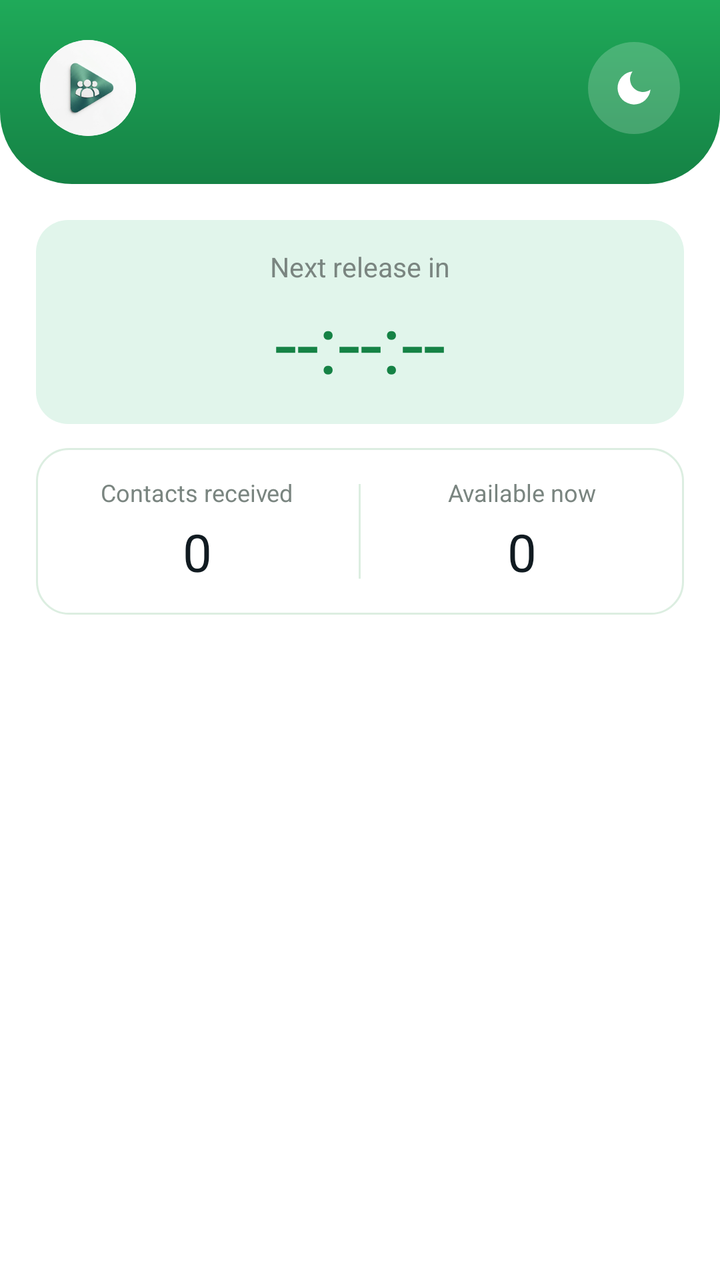
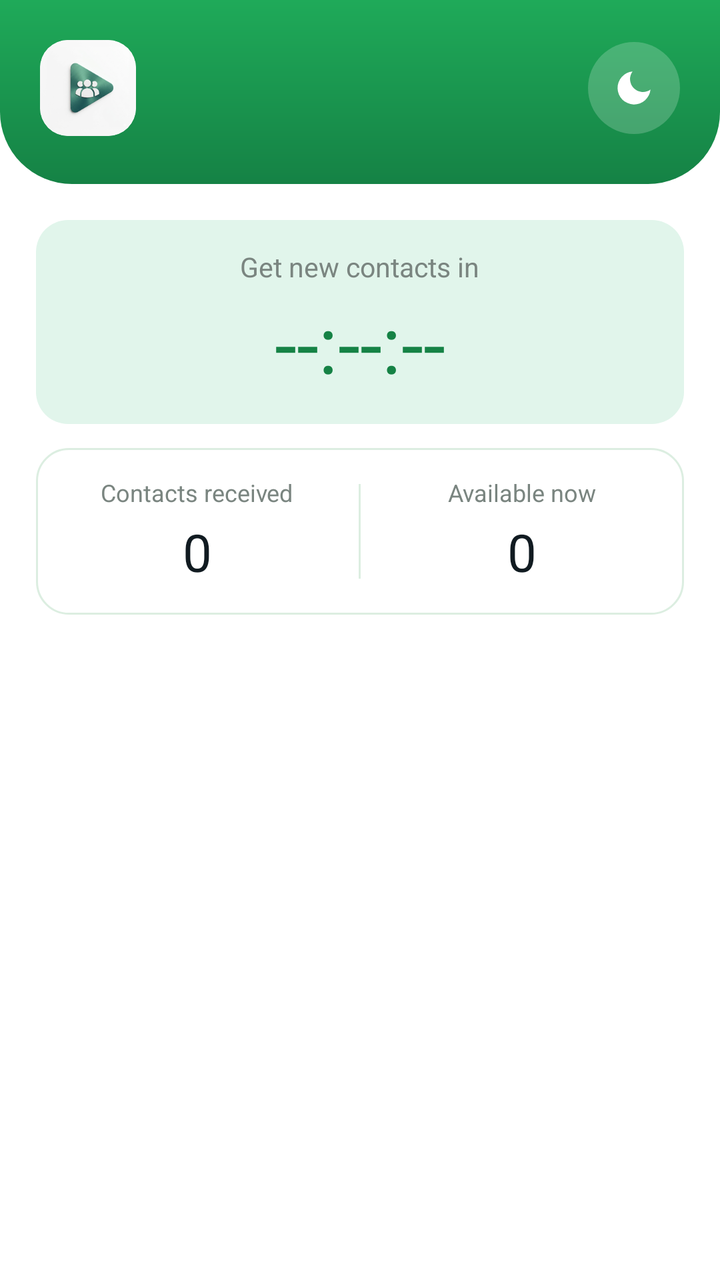

Compare the two renders of this Android layout. The source of the first and the diff that turns it into the second are given below.
<!-- AndroidManifest.xml: application theme Theme.ViewGrow.Starting -->
<!-- res/layout/fragment_home.xml -->
<?xml version="1.0" encoding="utf-8"?>
<LinearLayout xmlns:android="http://schemas.android.com/apk/res/android"
    android:layout_width="match_parent"
    android:layout_height="match_parent"
    android:background="@color/surface"
    android:orientation="vertical">

    <include layout="@layout/part_header_user" />

    <ScrollView
        android:layout_width="match_parent"
        android:layout_height="0dp"
        android:layout_weight="1"
        android:clipToPadding="false"
        android:paddingBottom="90dp"
        android:scrollbars="none">
        <LinearLayout
            android:layout_width="match_parent"
            android:layout_height="wrap_content"
            android:orientation="vertical"
            android:padding="18dp">

            
            <LinearLayout
                android:layout_width="match_parent"
                android:layout_height="wrap_content"
                android:background="@drawable/bg_countdown"
                android:gravity="center_horizontal"
                android:orientation="vertical"
                android:paddingTop="14dp"
                android:paddingBottom="14dp">
                <TextView
                    android:layout_width="wrap_content"
                    android:layout_height="wrap_content"
                    android:text="Next release in"
                    android:textColor="@color/text2"
                    android:textSize="13.5sp" />
                <TextView
                    android:id="@+id/timer"
                    android:layout_width="wrap_content"
                    android:layout_height="wrap_content"
                    android:layout_marginTop="2dp"
                    android:tag="extrabold"
                    android:text="--:--:--"
                    android:textColor="@color/green_text"
                    android:textSize="40sp" />
            </LinearLayout>

            
            <LinearLayout
                android:layout_width="match_parent"
                android:layout_height="wrap_content"
                android:layout_marginTop="12dp"
                android:background="@drawable/bg_card"
                android:orientation="horizontal"
                android:paddingTop="14dp"
                android:paddingBottom="14dp">
                <LinearLayout
                    android:layout_width="0dp"
                    android:layout_height="wrap_content"
                    android:layout_weight="1"
                    android:gravity="center_horizontal"
                    android:orientation="vertical">
                    <TextView
                        android:layout_width="wrap_content"
                        android:layout_height="wrap_content"
                        android:text="Contacts received"
                        android:textColor="@color/text2"
                        android:textSize="12sp" />
                    <TextView
                        android:id="@+id/stat_received"
                        android:layout_width="wrap_content"
                        android:layout_height="wrap_content"
                        android:layout_marginTop="4dp"
                        android:tag="bold"
                        android:text="0"
                        android:textColor="@color/dark"
                        android:textSize="26sp" />
                </LinearLayout>
                <View
                    android:layout_width="1dp"
                    android:layout_height="match_parent"
                    android:layout_marginTop="4dp"
                    android:layout_marginBottom="4dp"
                    android:background="@color/border" />
                <LinearLayout
                    android:layout_width="0dp"
                    android:layout_height="wrap_content"
                    android:layout_weight="1"
                    android:gravity="center_horizontal"
                    android:orientation="vertical">
                    <TextView
                        android:layout_width="wrap_content"
                        android:layout_height="wrap_content"
                        android:text="Available now"
                        android:textColor="@color/text2"
                        android:textSize="12sp" />
                    <TextView
                        android:id="@+id/stat_available"
                        android:layout_width="wrap_content"
                        android:layout_height="wrap_content"
                        android:layout_marginTop="4dp"
                        android:tag="bold"
                        android:text="0"
                        android:textColor="@color/dark"
                        android:textSize="26sp" />
                </LinearLayout>
            </LinearLayout>

            
            <LinearLayout
                android:id="@+id/body"
                android:layout_width="match_parent"
                android:layout_height="wrap_content"
                android:orientation="vertical" />
        </LinearLayout>
    </ScrollView>
</LinearLayout>
<!-- res/layout/part_header_user.xml (included above) -->
<?xml version="1.0" encoding="utf-8"?>
<LinearLayout xmlns:android="http://schemas.android.com/apk/res/android"
    android:id="@+id/hero"
    android:layout_width="match_parent"
    android:layout_height="wrap_content"
    android:background="@drawable/bg_hero"
    android:gravity="center_vertical"
    android:orientation="horizontal"
    android:paddingStart="20dp"
    android:paddingTop="20dp"
    android:paddingEnd="20dp"
    android:paddingBottom="24dp">

    <ImageView
        android:id="@+id/avatar"
        android:layout_width="48dp"
        android:layout_height="48dp"
        android:background="@drawable/bg_white_circle"
        android:clipToOutline="true"
        android:contentDescription="ViewGrow"
        android:scaleType="centerCrop"
        android:src="@drawable/viewgrow_logo" />

    <LinearLayout
        android:layout_width="0dp"
        android:layout_height="wrap_content"
        android:layout_marginStart="12dp"
        android:layout_weight="1"
        android:orientation="vertical">
        <LinearLayout
            android:layout_width="wrap_content"
            android:layout_height="wrap_content"
            android:gravity="center_vertical"
            android:orientation="horizontal">
            <TextView
                android:id="@+id/user_name"
                android:layout_width="wrap_content"
                android:layout_height="wrap_content"
                android:ellipsize="end"
                android:maxLines="1"
                android:tag="bold"
                android:textColor="@color/white"
                android:textSize="18sp" />
            <TextView
                android:id="@+id/badge"
                android:layout_width="wrap_content"
                android:layout_height="wrap_content"
                android:layout_marginStart="8dp"
                android:background="@drawable/bg_hero_chip"
                android:paddingStart="8dp"
                android:paddingTop="3dp"
                android:paddingEnd="8dp"
                android:paddingBottom="3dp"
                android:tag="semibold"
                android:textColor="@color/white"
                android:textSize="10sp"
                android:visibility="gone" />
        </LinearLayout>
        <TextView
            android:id="@+id/user_phone"
            android:layout_width="wrap_content"
            android:layout_height="wrap_content"
            android:layout_marginTop="2dp"
            android:textColor="@color/white_soft"
            android:textSize="12.5sp" />
    </LinearLayout>

    <ImageView
        android:id="@+id/theme_btn"
        android:layout_width="46dp"
        android:layout_height="46dp"
        android:layout_marginStart="10dp"
        android:background="@drawable/bg_icon_circle"
        android:contentDescription="Switch between light and dark"
        android:padding="12dp"
        android:src="@drawable/ic_moon" />
</LinearLayout>
<!-- resources referenced by this layout -->
<resources>
  <color name="border">#DCEEE1</color>
  <color name="dark">#111B21</color>
  <color name="green_text">#158245</color>
  <color name="surface">#FFFFFF</color>
  <color name="text2">#7A8580</color>
  <color name="white">#FFFFFF</color>
  <color name="white_soft">#D9FFFFFF</color>
  <!-- drawable bg_card (drawable) -->
  <?xml version="1.0" encoding="utf-8"?>
  <shape xmlns:android="http://schemas.android.com/apk/res/android" android:shape="rectangle">
      <solid android:color="@color/surface" />
      <stroke android:width="1dp" android:color="@color/border" />
      <corners android:radius="16dp" />
  </shape>
  <!-- drawable bg_countdown (drawable) -->
  <?xml version="1.0" encoding="utf-8"?>
  <shape xmlns:android="http://schemas.android.com/apk/res/android" android:shape="rectangle">
      <solid android:color="@color/tint" />
  
      <corners android:radius="16dp" />
  </shape>
  <!-- drawable bg_hero (drawable) -->
  <?xml version="1.0" encoding="utf-8"?>
  <shape xmlns:android="http://schemas.android.com/apk/res/android" android:shape="rectangle">
      <gradient android:angle="270" android:startColor="@color/green" android:endColor="@color/green_dark" />
      <corners android:bottomLeftRadius="36dp" android:bottomRightRadius="36dp" />
  </shape>
  <!-- drawable bg_hero_chip (drawable) -->
  <?xml version="1.0" encoding="utf-8"?>
  <shape xmlns:android="http://schemas.android.com/apk/res/android" android:shape="rectangle">
      <solid android:color="#33FFFFFF" />
      <corners android:radius="100dp" />
  </shape>
  <!-- drawable bg_icon_circle (drawable) -->
  <?xml version="1.0" encoding="utf-8"?>
  <shape xmlns:android="http://schemas.android.com/apk/res/android"
      android:shape="oval">
      <solid android:color="#33FFFFFF" />
  </shape>
  <!-- drawable bg_white_circle (drawable) -->
  <?xml version="1.0" encoding="utf-8"?>
  <shape xmlns:android="http://schemas.android.com/apk/res/android" android:shape="oval">
      <solid android:color="@color/white" />
  </shape>
  <!-- drawable ic_moon (drawable) -->
  <?xml version="1.0" encoding="utf-8"?>
  <vector xmlns:android="http://schemas.android.com/apk/res/android"
      android:width="24dp" android:height="24dp"
      android:viewportWidth="24" android:viewportHeight="24">
      <path android:fillColor="#FFFFFF" android:pathData="M21,12.79A9,9 0 1,1 11.21,3A7,7 0 0,0 21,12.79z" />
  </vector>
  <!-- drawable viewgrow_logo: png bitmap (drawable-nodpi, 21776 bytes) -->
  <style name="Theme.ViewGrow.Starting" parent="Theme.SplashScreen">
          <item name="windowSplashScreenBackground">@color/splash_bg</item>
          <item name="windowSplashScreenAnimatedIcon">@drawable/splash_icon</item>
          <item name="postSplashScreenTheme">@style/Theme.ViewGrow</item>
      </style>
  <color name="tint">#E1F5EB</color>
  <color name="green">#1FAA59</color>
  <color name="green_dark">#158245</color>
  <color name="splash_bg">#F6F6F6</color>
  <!-- drawable splash_icon: png bitmap (drawable-nodpi, 113375 bytes) -->
  <style name="Theme.ViewGrow" parent="Theme.MaterialComponents.DayNight.NoActionBar">
          <item name="colorPrimary">@color/green</item>
          <item name="colorSurface">@color/surface</item>
          <item name="colorOnSurface">@color/dark</item>
          <item name="colorPrimaryVariant">@color/green_dark</item>
          <item name="colorOnPrimary">@color/white</item>
          <item name="colorSecondary">@color/green</item>
          <item name="colorControlActivated">@color/green</item>
          <item name="android:windowBackground">@color/surface</item>
          <item name="android:statusBarColor">@android:color/transparent</item>
          <item name="android:navigationBarColor">@color/surface</item>
          <item name="android:windowLightStatusBar">false</item>
      </style>
</resources>

<!-- the commit's change to res/layout/fragment_home.xml (unified diff, before → after) -->
@@ -22,6 +22,14 @@
 
             
             <LinearLayout
+                android:id="@+id/top_slot"
+                android:layout_width="match_parent"
+                android:layout_height="wrap_content"
+                android:orientation="vertical" />
+
+            
+            <LinearLayout
+                android:id="@+id/countdown"
                 android:layout_width="match_parent"
                 android:layout_height="wrap_content"
                 android:background="@drawable/bg_countdown"
@@ -32,7 +40,7 @@
                 <TextView
                     android:layout_width="wrap_content"
                     android:layout_height="wrap_content"
-                    android:text="Next release in"
+                    android:text="Get new contacts in"
                     android:textColor="@color/text2"
                     android:textSize="13.5sp" />
                 <TextView
@@ -134,7 +142,7 @@
         android:id="@+id/avatar"
         android:layout_width="48dp"
         android:layout_height="48dp"
-        android:background="@drawable/bg_white_circle"
+        android:background="@drawable/bg_logo_clip"
         android:clipToOutline="true"
         android:contentDescription="ViewGrow"
         android:scaleType="centerCrop"
@@ -146,42 +154,46 @@
         android:layout_marginStart="12dp"
         android:layout_weight="1"
         android:orientation="vertical">
+        <TextView
+            android:id="@+id/user_name"
+            android:layout_width="wrap_content"
+            android:layout_height="wrap_content"
+            android:ellipsize="end"
+            android:maxLines="1"
+            android:tag="bold"
+            android:textColor="@color/white"
+            android:textSize="18sp" />
+        
         <LinearLayout
             android:layout_width="wrap_content"
             android:layout_height="wrap_content"
+            android:layout_marginTop="4dp"
             android:gravity="center_vertical"
             android:orientation="horizontal">
             <TextView
-                android:id="@+id/user_name"
+                android:id="@+id/user_phone"
                 android:layout_width="wrap_content"
                 android:layout_height="wrap_content"
-                android:ellipsize="end"
-                android:maxLines="1"
-                android:tag="bold"
-                android:textColor="@color/white"
-                android:textSize="18sp" />
+                android:textColor="@color/white_soft"
+                android:textSize="12.5sp" />
             <TextView
                 android:id="@+id/badge"
                 android:layout_width="wrap_content"
                 android:layout_height="wrap_content"
                 android:layout_marginStart="8dp"
-                android:background="@drawable/bg_hero_chip"
+                android:background="@drawable/bg_badge_glass"
+                android:drawablePadding="5dp"
+                android:gravity="center_vertical"
                 android:paddingStart="8dp"
                 android:paddingTop="3dp"
-                android:paddingEnd="8dp"
+                android:paddingEnd="9dp"
                 android:paddingBottom="3dp"
+                android:singleLine="true"
                 android:tag="semibold"
                 android:textColor="@color/white"
-                android:textSize="10sp"
+                android:textSize="10.5sp"
                 android:visibility="gone" />
         </LinearLayout>
-        <TextView
-            android:id="@+id/user_phone"
-            android:layout_width="wrap_content"
-            android:layout_height="wrap_content"
-            android:layout_marginTop="2dp"
-            android:textColor="@color/white_soft"
-            android:textSize="12.5sp" />
     </LinearLayout>
 
     <ImageView
@@ -190,7 +202,9 @@
         android:layout_height="46dp"
         android:layout_marginStart="10dp"
         android:background="@drawable/bg_icon_circle"
+        android:clickable="true"
         android:contentDescription="Switch between light and dark"
+        android:focusable="true"
         android:padding="12dp"
         android:src="@drawable/ic_moon" />
 </LinearLayout>
<!-- resource entries referenced after the edit -->
@@ -7,6 +7,13 @@
   <color name="text2">#7A8580</color>
   <color name="white">#FFFFFF</color>
   <color name="white_soft">#D9FFFFFF</color>
+  <!-- drawable bg_badge_glass (drawable) -->
+  <?xml version="1.0" encoding="utf-8"?>
+  <shape xmlns:android="http://schemas.android.com/apk/res/android" android:shape="rectangle">
+      <solid android:color="#26FFFFFF" />
+      <stroke android:width="1dp" android:color="#40FFFFFF" />
+      <corners android:radius="100dp" />
+  </shape>
   <!-- drawable bg_card (drawable) -->
   <?xml version="1.0" encoding="utf-8"?>
   <shape xmlns:android="http://schemas.android.com/apk/res/android" android:shape="rectangle">
@@ -27,22 +34,17 @@
       <gradient android:angle="270" android:startColor="@color/green" android:endColor="@color/green_dark" />
       <corners android:bottomLeftRadius="36dp" android:bottomRightRadius="36dp" />
   </shape>
-  <!-- drawable bg_hero_chip (drawable) -->
-  <?xml version="1.0" encoding="utf-8"?>
-  <shape xmlns:android="http://schemas.android.com/apk/res/android" android:shape="rectangle">
-      <solid android:color="#33FFFFFF" />
-      <corners android:radius="100dp" />
-  </shape>
   <!-- drawable bg_icon_circle (drawable) -->
   <?xml version="1.0" encoding="utf-8"?>
   <shape xmlns:android="http://schemas.android.com/apk/res/android"
       android:shape="oval">
       <solid android:color="#33FFFFFF" />
   </shape>
-  <!-- drawable bg_white_circle (drawable) -->
+  <!-- drawable bg_logo_clip (drawable) -->
   <?xml version="1.0" encoding="utf-8"?>
-  <shape xmlns:android="http://schemas.android.com/apk/res/android" android:shape="oval">
+  <shape xmlns:android="http://schemas.android.com/apk/res/android" android:shape="rectangle">
       <solid android:color="@color/white" />
+      <corners android:radius="14dp" />
   </shape>
   <!-- drawable ic_moon (drawable) -->
   <?xml version="1.0" encoding="utf-8"?>
